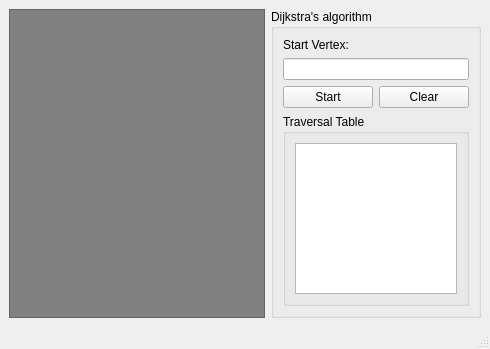
Old version of the form mainwindow.ui in the repository Binaya764/Graphify.
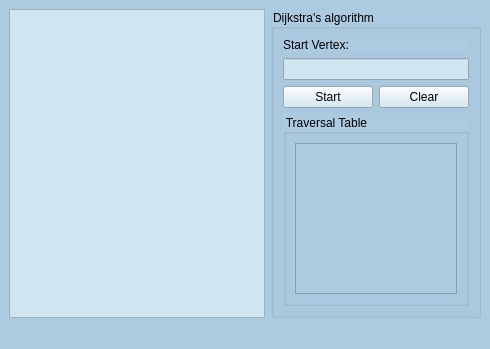
New version of the form.

Diff of the .ui file:
```diff
--- a/mainwindow.ui
+++ b/mainwindow.ui
@@ -13,6 +13,9 @@
   <property name="windowTitle">
    <string>MainWindow</string>
   </property>
+  <property name="styleSheet">
+   <string notr="true">background-color: #ACCBE1</string>
+  </property>
   <widget class="QWidget" name="centralwidget">
    <property name="minimumSize">
     <size>
@@ -26,7 +29,7 @@
       <item>
        <widget class="QGraphicsView" name="graphicsView">
         <property name="styleSheet">
-         <string notr="true">background-color: gray;
+         <string notr="true">background-color: #CEE5F2;
 padding: 10px;</string>
         </property>
        </widget>
@@ -51,6 +54,9 @@
           <height>0</height>
          </size>
         </property>
+        <property name="styleSheet">
+         <string notr="true">color: black;</string>
+        </property>
         <property name="title">
          <string>Dijkstra's algorithm</string>
         </property>
@@ -59,18 +65,47 @@
           <layout class="QVBoxLayout" name="verticalLayout_2">
            <item>
             <widget class="QLabel" name="label">
+             <property name="maximumSize">
+              <size>
+               <width>16777215</width>
+               <height>100</height>
+              </size>
+             </property>
+             <property name="styleSheet">
+              <string notr="true">color: black;</string>
+             </property>
              <property name="text">
               <string>Start Vertex:</string>
              </property>
             </widget>
            </item>
            <item>
-            <widget class="QLineEdit" name="lineEdit_start"/>
+            <widget class="QLineEdit" name="lineEdit_start">
+             <property name="maximumSize">
+              <size>
+               <width>16777215</width>
+               <height>100</height>
+              </size>
+             </property>
+             <property name="styleSheet">
+              <string notr="true">background-color: #CEE5F2;</string>
+             </property>
+            </widget>
            </item>
            <item>
             <layout class="QHBoxLayout" name="horizontalLayout_2">
              <item>
               <widget class="QPushButton" name="BtnStart">
+               <property name="maximumSize">
+                <size>
+                 <width>16777215</width>
+                 <height>100</height>
+                </size>
+               </property>
+               <property name="styleSheet">
+                <string notr="true">color: black;
+background-color: #CEE5F2;</string>
+               </property>
                <property name="text">
                 <string>Start</string>
                </property>
@@ -78,6 +113,16 @@
              </item>
              <item>
               <widget class="QPushButton" name="pushButton_2">
+               <property name="maximumSize">
+                <size>
+                 <width>16777215</width>
+                 <height>100</height>
+                </size>
+               </property>
+               <property name="styleSheet">
+                <string notr="true">color: black;
+background-color: #CEE5F2;</string>
+               </property>
                <property name="text">
                 <string>Clear</string>
                </property>
@@ -87,6 +132,9 @@
            </item>
            <item>
             <widget class="QGroupBox" name="groupBox_2">
+             <property name="styleSheet">
+              <string notr="true">color: black;</string>
+             </property>
              <property name="title">
               <string>Traversal Table</string>
              </property>
@@ -94,7 +142,11 @@
               <item>
                <layout class="QVBoxLayout" name="verticalLayout_4">
                 <item>
-                 <widget class="QTableWidget" name="tableView"/>
+                 <widget class="QTableWidget" name="tableView">
+                  <property name="styleSheet">
+                   <string notr="true">color : black</string>
+                  </property>
+                 </widget>
                 </item>
                </layout>
               </item>
```
